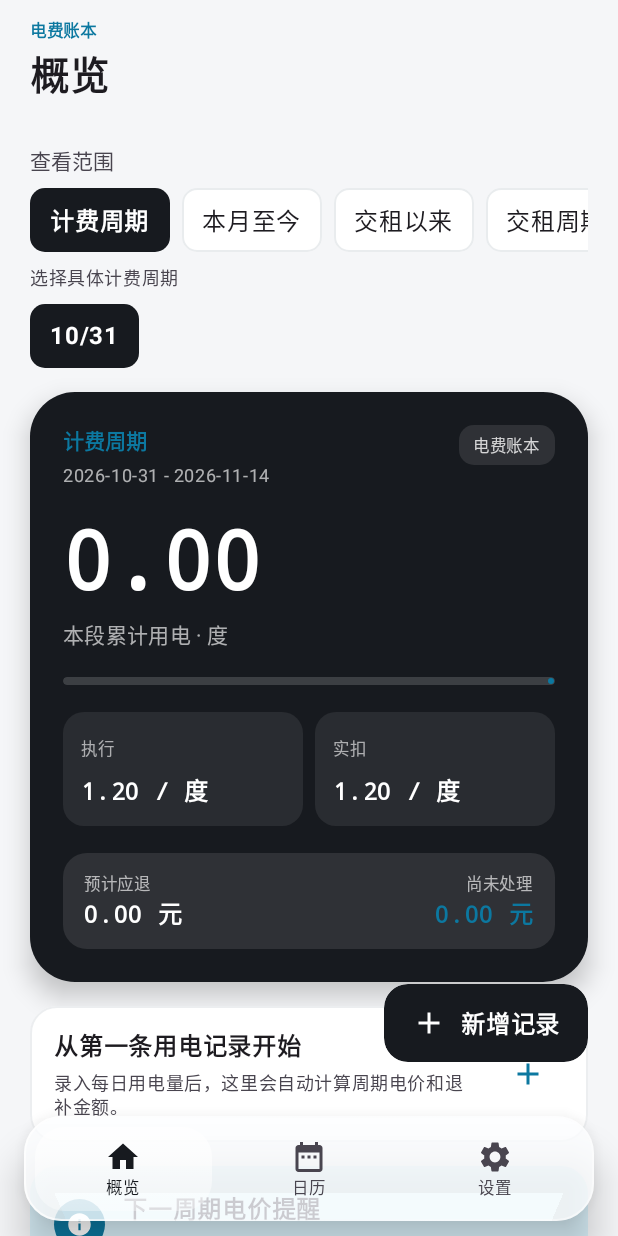
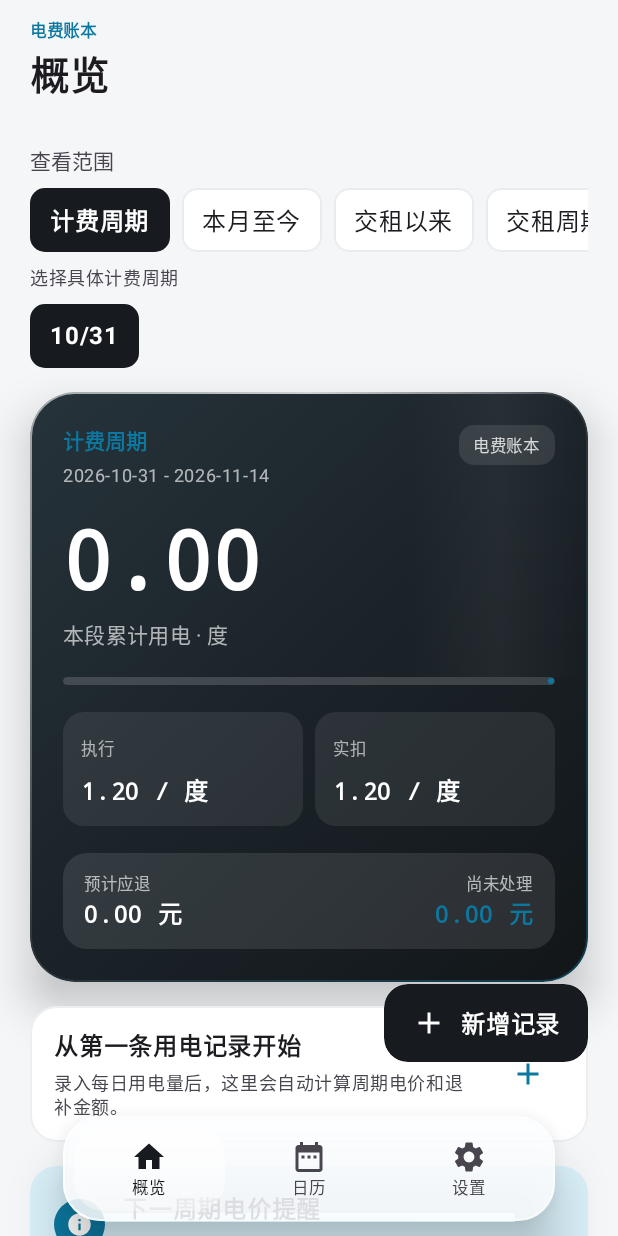
Before and after one commit to CharmingDaiDai/electricity, an Android app built with Jetpack Compose: the screen it shows after launch (MainActivity), on a phone screen of 412 x 824 dp. Run offline under Robolectric (Android 15) with nearby library versions, the phone set to English and light mode, and no system bars.

Commit message:
优化主界面背景渐变效果，调整底部导航样式和阴影，增强交互体验

```diff
--- a/app/src/main/java/com/example/electricity/MainActivity.kt
+++ b/app/src/main/java/com/example/electricity/MainActivity.kt
@@ -47,6 +47,7 @@ import androidx.compose.foundation.layout.padding
 import androidx.compose.foundation.layout.size
 import androidx.compose.foundation.layout.statusBarsPadding
 import androidx.compose.foundation.layout.width
+import androidx.compose.foundation.layout.widthIn
 import androidx.compose.foundation.horizontalScroll
 import androidx.compose.foundation.interaction.MutableInteractionSource
 import androidx.compose.foundation.interaction.collectIsPressedAsState
@@ -267,7 +268,14 @@ private fun ElectricityApp() {
         Box(
             Modifier
                 .fillMaxSize()
-                .background(MaterialTheme.colorScheme.background)
+                .background(
+                    Brush.verticalGradient(
+                        listOf(
+                            MaterialTheme.colorScheme.background,
+                            MaterialTheme.colorScheme.background.copy(alpha = 0.9f),
+                        ),
+                    ),
+                )
                 .padding(padding),
         ) {
             AnimatedContent(
@@ -508,12 +516,13 @@ private fun BottomDock(screen: Screen, onScreen: (Screen) -> Unit, modifier: Mod
     )
     Surface(
         modifier = modifier
+            .widthIn(max = 360.dp)
             .fillMaxWidth()
             .navigationBarsPadding()
             .padding(horizontal = 16.dp, vertical = 10.dp),
         shape = RoundedCornerShape(25.dp),
-        color = if (dark) Color(0xFF242A30).copy(alpha = 0.82f) else Color(0xFFFDFEFF).copy(alpha = 0.78f),
-        shadowElevation = 16.dp,
+        color = if (dark) Color(0xFF202831).copy(alpha = 0.9f) else Color(0xFFFDFEFF).copy(alpha = 0.86f),
+        shadowElevation = 20.dp,
         border = BorderStroke(1.dp, rim),
     ) {
         BoxWithConstraints(Modifier.fillMaxWidth().padding(4.dp)) {
@@ -866,12 +875,43 @@ private fun HeroCard(
         animationSpec = tween(420),
         label = "usage-threshold-progress",
     )
+    val dark = isSystemInDarkTheme()
     Surface(
         modifier = Modifier.fillMaxWidth(),
         shape = RoundedCornerShape(30.dp),
-        color = Color(0xFF171A1F),
-        shadowElevation = 10.dp,
+        color = Color.Transparent,
+        border = BorderStroke(
+            1.dp,
+            Brush.linearGradient(listOf(Color.White.copy(alpha = 0.6f), Color.White.copy(alpha = 0.08f), MaterialTheme.colorScheme.secondary.copy(alpha = 0.42f))),
+        ),
+        shadowElevation = 18.dp,
     ) {
+        Box {
+            Box(
+                Modifier
+                    .matchParentSize()
+                    .clip(RoundedCornerShape(30.dp))
+                    .background(
+                        Brush.linearGradient(
+                            if (dark) listOf(Color(0xFF34414C), Color(0xFF20272E), Color(0xFF111417))
+                            else listOf(Color(0xFF26333A), Color(0xFF1B2329), Color(0xFF121619)),
+                        ),
+                    ),
+            )
+            Box(
+                Modifier
+                    .align(Alignment.TopEnd)
+                    .width(120.dp)
+                    .height(190.dp)
+                    .background(Brush.horizontalGradient(listOf(Color.Transparent, Color.White.copy(alpha = 0.045f), Color.Transparent))),
+            )
+            Box(
+                Modifier
+                    .align(Alignment.TopCenter)
+                    .fillMaxWidth()
+                    .height(1.dp)
+                    .background(Brush.horizontalGradient(listOf(Color.Transparent, Color.White.copy(alpha = 0.68f), Color.Transparent))),
+            )
         Column(Modifier.padding(22.dp), verticalArrangement = Arrangement.spacedBy(18.dp)) {
             Row(Modifier.fillMaxWidth(), horizontalArrangement = Arrangement.SpaceBetween, verticalAlignment = Alignment.Top) {
                 Column(Modifier.weight(1f).padding(end = 10.dp), verticalArrangement = Arrangement.spacedBy(5.dp)) {
@@ -921,6 +961,7 @@ private fun HeroCard(
                     }
                 }
             }
+        }
         }
     }
 }
@@ -1120,38 +1161,45 @@ private fun SettingsScreen(
 
 @Composable
 private fun ModeSelector(mode: RecordMode, onMode: (RecordMode) -> Unit) {
+    val dark = isSystemInDarkTheme()
     Surface(
         shape = RoundedCornerShape(18.dp),
-        color = MaterialTheme.colorScheme.surface,
-        border = BorderStroke(1.dp, MaterialTheme.colorScheme.outlineVariant.copy(alpha = 0.52f)),
+        color = if (dark) Color(0xFF222A31).copy(alpha = 0.88f) else Color.White.copy(alpha = 0.84f),
+        border = BorderStroke(1.dp, Brush.linearGradient(listOf(Color.White.copy(alpha = 0.72f), MaterialTheme.colorScheme.outlineVariant.copy(alpha = 0.36f)))),
         modifier = Modifier.fillMaxWidth(),
     ) {
-        Row(Modifier.padding(5.dp), horizontalArrangement = Arrangement.spacedBy(4.dp)) {
-            ModeButton("日", mode == RecordMode.Day, Modifier.weight(1f)) { onMode(RecordMode.Day) }
-            ModeButton("周", mode == RecordMode.Week, Modifier.weight(1f)) { onMode(RecordMode.Week) }
-            ModeButton("月", mode == RecordMode.Month, Modifier.weight(1f)) { onMode(RecordMode.Month) }
-            ModeButton("年", mode == RecordMode.Year, Modifier.weight(1f)) { onMode(RecordMode.Year) }
+        BoxWithConstraints(Modifier.fillMaxWidth().padding(5.dp)) {
+            val itemWidth = maxWidth / 4
+            val indicatorOffset by animateDpAsState(
+                targetValue = itemWidth * mode.ordinal.toFloat(),
+                animationSpec = spring(dampingRatio = 0.9f, stiffness = 520f),
+                label = "range-glass-indicator",
+            )
+            Surface(
+                modifier = Modifier.offset(x = indicatorOffset).width(itemWidth).height(40.dp),
+                shape = RoundedCornerShape(14.dp),
+                color = if (dark) Color(0xFF718A9B).copy(alpha = 0.28f) else Color.White.copy(alpha = 0.92f),
+                border = BorderStroke(1.dp, Color.White.copy(alpha = if (dark) 0.46f else 0.96f)),
+                shadowElevation = 3.dp,
+            ) {}
+            Row(Modifier.fillMaxWidth()) {
+                ModeButton("日", mode == RecordMode.Day, Modifier.weight(1f)) { onMode(RecordMode.Day) }
+                ModeButton("周", mode == RecordMode.Week, Modifier.weight(1f)) { onMode(RecordMode.Week) }
+                ModeButton("月", mode == RecordMode.Month, Modifier.weight(1f)) { onMode(RecordMode.Month) }
+                ModeButton("年", mode == RecordMode.Year, Modifier.weight(1f)) { onMode(RecordMode.Year) }
+            }
         }
     }
 }
 
 @Composable
 private fun ModeButton(text: String, selected: Boolean, modifier: Modifier, onClick: () -> Unit) {
-    val backgroundColor by animateColorAsState(
-        targetValue = if (selected) MaterialTheme.colorScheme.primary else Color.Transparent,
-        animationSpec = tween(160),
-        label = "record-range-tab",
-    )
-    Surface(
-        modifier = modifier.pressScale(onClick),
-        shape = RoundedCornerShape(13.dp),
-        color = backgroundColor,
-    ) {
+    Box(modifier = modifier.height(40.dp).clip(RoundedCornerShape(14.dp)).pressScale(onClick), contentAlignment = Alignment.Center) {
         Text(
             text = text,
             modifier = Modifier.padding(vertical = 10.dp),
             fontWeight = if (selected) FontWeight.Bold else FontWeight.Medium,
-            color = if (selected) MaterialTheme.colorScheme.onPrimary else MaterialTheme.colorScheme.onSurfaceVariant,
+            color = if (selected) MaterialTheme.colorScheme.secondary else MaterialTheme.colorScheme.onSurfaceVariant,
             textAlign = TextAlign.Center,
         )
     }
@@ -1602,7 +1650,9 @@ private fun DatePickerField(label: String, value: String, onClick: () -> Unit) {
     Surface(
         modifier = Modifier.fillMaxWidth().pressScale(onClick),
         shape = RoundedCornerShape(16.dp),
-        color = MaterialTheme.colorScheme.surfaceVariant.copy(alpha = 0.68f),
+        color = if (isSystemInDarkTheme()) Color(0xFF252D34).copy(alpha = 0.92f) else Color.White.copy(alpha = 0.86f),
+        border = BorderStroke(1.dp, Brush.linearGradient(listOf(Color.White.copy(alpha = 0.72f), MaterialTheme.colorScheme.outlineVariant.copy(alpha = 0.34f)))),
+        shadowElevation = 5.dp,
     ) {
         Row(
             Modifier.padding(horizontal = 14.dp, vertical = 13.dp),
@@ -1633,7 +1683,9 @@ private fun RentDayPicker(rentDay: Int, onChange: (Int) -> Unit) {
     Surface(
         modifier = Modifier.fillMaxWidth().pressScale { showPicker = true },
         shape = RoundedCornerShape(16.dp),
-        color = MaterialTheme.colorScheme.surfaceVariant.copy(alpha = 0.68f),
+        color = if (isSystemInDarkTheme()) Color(0xFF252D34).copy(alpha = 0.92f) else Color.White.copy(alpha = 0.86f),
+        border = BorderStroke(1.dp, Brush.linearGradient(listOf(Color.White.copy(alpha = 0.72f), MaterialTheme.colorScheme.outlineVariant.copy(alpha = 0.34f)))),
+        shadowElevation = 5.dp,
     ) {
         Row(
             Modifier.padding(horizontal = 14.dp, vertical = 13.dp),
```
